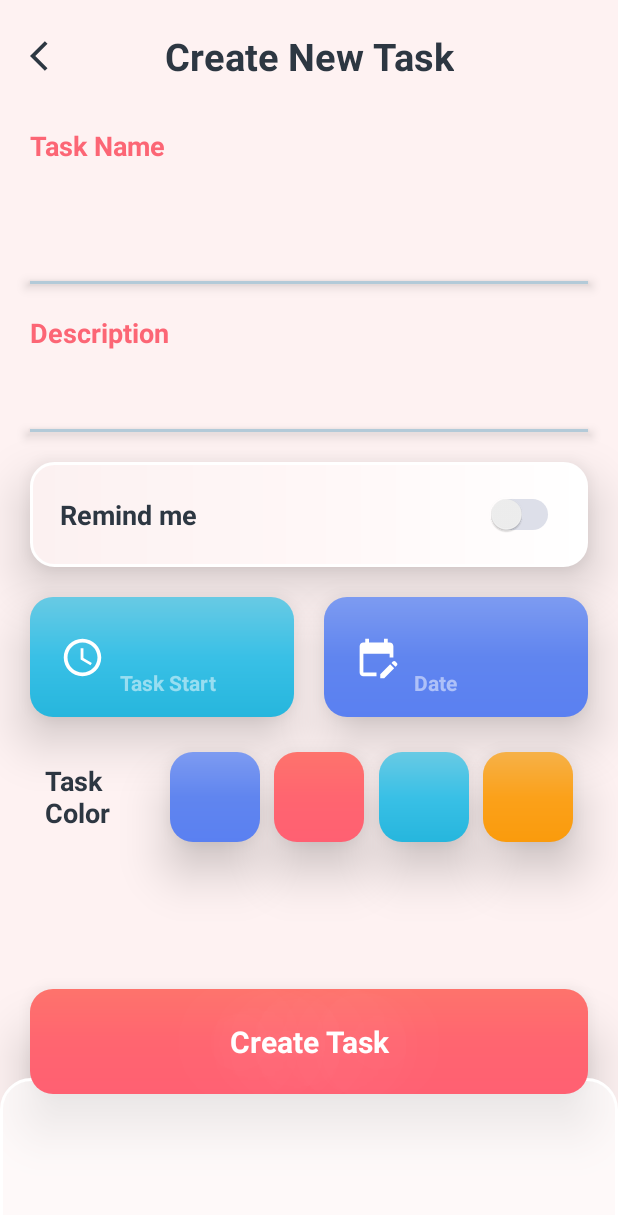
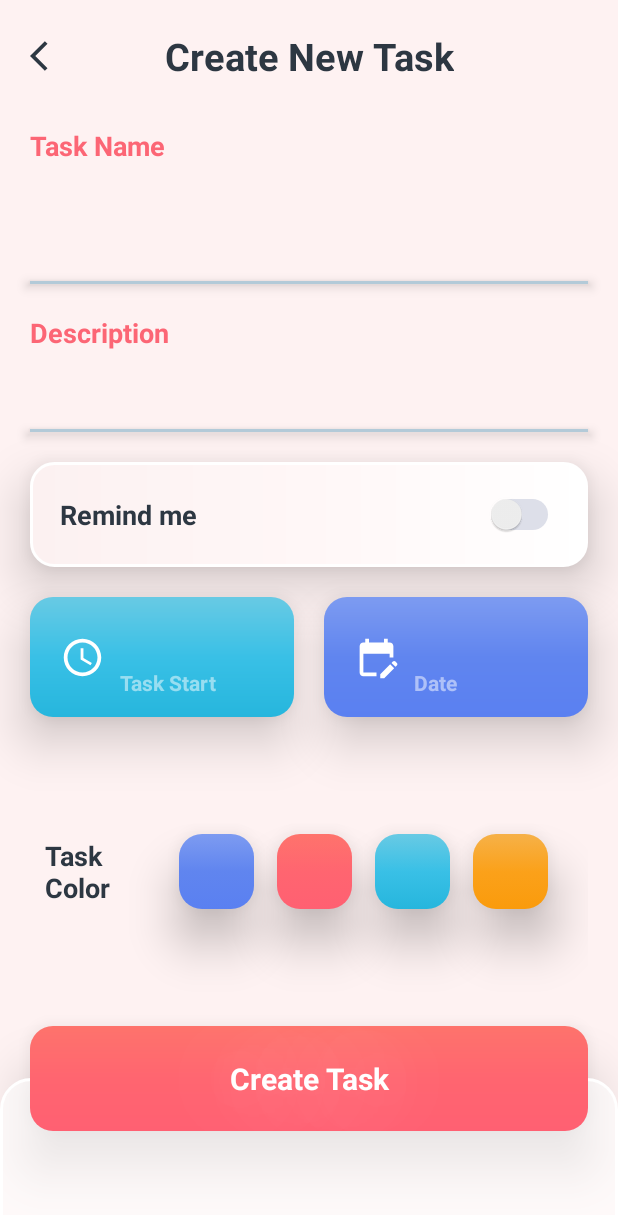
Before and after one commit to ArsTaroyan/Daily, an Android app: the CreateNewTaskFragment screen opened through its navigation route, on a phone screen of 412 x 824 dp. Shown: the top 1215 px of the screen. Run offline under Robolectric (Android 15) with nearby library versions, the phone set to English and light mode, and no system bars; our stand-ins replace Dagger/Hilt's generated code; 1 statement that could not run was skipped.

Commit message:
createNewTask

```diff
--- a/app/src/main/java/am/a_t/dailyapp/presentation/ui/createNewTask/CreateNewTaskFragment.kt
+++ b/app/src/main/java/am/a_t/dailyapp/presentation/ui/createNewTask/CreateNewTaskFragment.kt
@@ -1,12 +1,16 @@
 package am.a_t.dailyapp.presentation.ui.createNewTask
 
+import am.a_t.dailyapp.R
 import am.a_t.dailyapp.databinding.FragmentCreateNewTaskBinding
+import am.a_t.dailyapp.presentation.ui.mainFragment.MainViewModel
+import am.a_t.dailyapp.utils.ListColor
 import android.os.Bundle
 import android.view.LayoutInflater
 import android.view.View
 import android.view.ViewGroup
 import androidx.fragment.app.Fragment
 import androidx.fragment.app.viewModels
+import androidx.navigation.fragment.findNavController
 
 class CreateNewTaskFragment : Fragment() {
     private lateinit var binding: FragmentCreateNewTaskBinding
@@ -18,7 +22,39 @@ class CreateNewTaskFragment : Fragment() {
     ): View {
         binding = FragmentCreateNewTaskBinding.inflate(inflater, container, false)
 
+        initClickListeners()
         return binding.root
     }
 
+
+
+    private fun initClickListeners() {
+        with(binding) {
+            backNewTask.setOnClickListener {
+                findNavController().navigate(R.id.action_createNewTaskFragment_to_mainFragment)
+            }
+
+            var itemColor: ListColor? = null
+
+            colorPurpleTask.setOnClickListener {
+                itemColor = ListColor.PURPLE
+            }
+
+            colorRedTask.setOnClickListener {
+                itemColor = ListColor.RED
+            }
+
+            colorBlueTask.setOnClickListener {
+                itemColor = ListColor.BLUE
+            }
+
+            colorOrangeTask.setOnClickListener {
+                itemColor = ListColor.ORANGE
+            }
+
+            if (etTaskName.text.toString().isNotEmpty() && itemColor != null) {
+            }
+        }
+
+    }
 }
--- a/app/src/main/java/am/a_t/dailyapp/presentation/ui/mainFragment/MainFragment.kt
+++ b/app/src/main/java/am/a_t/dailyapp/presentation/ui/mainFragment/MainFragment.kt
@@ -1,5 +1,6 @@
 package am.a_t.dailyapp.presentation.ui.mainFragment
 
+import am.a_t.dailyapp.R
 import am.a_t.dailyapp.databinding.DialogNewListBinding
 import am.a_t.dailyapp.databinding.FragmentMainBinding
 import am.a_t.dailyapp.domain.module.Todo
@@ -9,12 +10,14 @@ import am.a_t.dailyapp.utils.ListColor
 import am.a_t.dailyapp.utils.ListType
 import android.app.AlertDialog
 import android.os.Bundle
+import android.util.Log
 import android.view.LayoutInflater
 import android.view.View
 import android.view.ViewGroup
 import androidx.fragment.app.Fragment
 import androidx.fragment.app.viewModels
 import androidx.lifecycle.lifecycleScope
+import androidx.navigation.fragment.findNavController
 import androidx.recyclerview.widget.LinearLayoutManager
 import dagger.hilt.android.AndroidEntryPoint
 import kotlinx.coroutines.flow.collectLatest
@@ -85,7 +88,6 @@ class MainFragment : Fragment() {
         }
     }
 
-
     private fun dialogButtonClickListeners(
         myDialog: DialogNewListBinding,
         alertDialog: AlertDialog
@@ -129,7 +131,6 @@ class MainFragment : Fragment() {
         }
     }
 
-
     private fun initAdapter(inflater: LayoutInflater, container: ViewGroup?) {
         todoAdapter = TodoAdapter(requireContext(), inflater, container, viewModel) {
 
@@ -152,7 +153,12 @@ class MainFragment : Fragment() {
     private fun initClickListeners(inflater: LayoutInflater, container: ViewGroup?) {
         with(binding) {
             btnLeft.setOnClickListener {
-                initDialog(inflater, container)
+                if (btnRight.text.toString() == ListType.TODOS.typeName) {
+                    initDialog(inflater, container)
+                } else {
+                    findNavController().navigate(R.id.action_mainFragment_to_createNewTaskFragment)
+
+                }
             }
 
             btnRight.setOnClickListener {
@@ -166,5 +172,4 @@ class MainFragment : Fragment() {
             }
         }
     }
-
 }
--- a/app/src/main/res/layout/dialog_delete.xml
+++ b/app/src/main/res/layout/dialog_delete.xml
@@ -46,7 +46,7 @@
         android:layout_width="@dimen/space_0"
         android:layout_height="@dimen/space_50"
         android:layout_marginHorizontal="@dimen/space_20"
-        android:layout_marginTop="@dimen/space_40"
+        android:layout_marginTop="@dimen/space_30"
         android:layout_marginBottom="@dimen/space_20"
         android:background="@drawable/btn_red"
         android:elevation="@dimen/space_5"
--- a/app/src/main/res/layout/dialog_new_list.xml
+++ b/app/src/main/res/layout/dialog_new_list.xml
@@ -95,7 +95,7 @@
             android:id="@+id/colorPurpleList"
             android:layout_width="@dimen/space_50"
             android:layout_height="@dimen/space_50"
-            android:layout_marginStart="@dimen/space_30"
+            android:layout_marginStart="@dimen/space_20"
             android:background="@drawable/radio_purple"
             android:button="@android:color/transparent"
             android:elevation="@dimen/space_5"
@@ -105,7 +105,7 @@
             android:id="@+id/colorRedList"
             android:layout_width="@dimen/space_50"
             android:layout_height="@dimen/space_50"
-            android:layout_marginStart="@dimen/space_20"
+            android:layout_marginStart="@dimen/space_15"
             android:background="@drawable/radio_red"
             android:button="@android:color/transparent"
             android:elevation="@dimen/space_5"
@@ -115,7 +115,7 @@
             android:id="@+id/colorBlueList"
             android:layout_width="@dimen/space_50"
             android:layout_height="@dimen/space_50"
-            android:layout_marginStart="@dimen/space_20"
+            android:layout_marginStart="@dimen/space_15"
             android:background="@drawable/radio_blue"
             android:button="@android:color/transparent"
             android:elevation="@dimen/space_5"
@@ -125,7 +125,7 @@
             android:id="@+id/colorOrangeList"
             android:layout_width="@dimen/space_50"
             android:layout_height="@dimen/space_50"
-            android:layout_marginStart="@dimen/space_20"
+            android:layout_marginStart="@dimen/space_15"
             android:background="@drawable/radio_orange"
             android:button="@android:color/transparent"
             android:elevation="@dimen/space_5"
--- a/app/src/main/res/layout/fragment_create_new_task.xml
+++ b/app/src/main/res/layout/fragment_create_new_task.xml
@@ -262,56 +262,61 @@
         android:textSize="@dimen/size_18"
         android:textStyle="bold"
         app:layout_constraintStart_toStartOf="@id/guideLineBegin"
-        app:layout_constraintTop_toBottomOf="@id/viewTime" />
+        app:layout_constraintTop_toBottomOf="@id/viewTime"
+        app:layout_constraintBottom_toTopOf="@id/btnCreateTask"/>
 
-    <View
+    <RadioGroup
+        android:layout_width="@dimen/space_0"
+        android:layout_height="@dimen/space_0"
+        android:gravity="center"
+        android:orientation="horizontal"
+        app:layout_constraintBottom_toTopOf="@id/btnCreateTask"
+        app:layout_constraintEnd_toStartOf="@id/guideLineEnd"
+        app:layout_constraintStart_toEndOf="@id/taskColor"
+        app:layout_constraintTop_toBottomOf="@id/viewDate">
+
+        <RadioButton
             android:id="@+id/colorPurpleTask"
-        android:layout_width="@dimen/space_60"
-        android:layout_height="@dimen/space_60"
-        android:layout_marginStart="@dimen/space_30"
-        android:background="@drawable/btn_purple"
+            android:layout_width="@dimen/space_50"
+            android:layout_height="@dimen/space_50"
+            android:layout_marginStart="@dimen/space_20"
+            android:background="@drawable/radio_purple"
+            android:button="@android:color/transparent"
             android:elevation="@dimen/space_5"
-        android:translationZ="@dimen/space_15"
-        app:layout_constraintBottom_toBottomOf="@id/taskColor"
-        app:layout_constraintEnd_toStartOf="@id/colorCoralTask"
-        app:layout_constraintStart_toEndOf="@id/taskColor"
-        app:layout_constraintTop_toTopOf="@id/taskColor" />
+            android:translationZ="@dimen/space_15" />
 
-    <View
-        android:id="@+id/colorCoralTask"
-        android:layout_width="@dimen/space_60"
-        android:layout_height="@dimen/space_60"
-        android:background="@drawable/btn_red"
+        <RadioButton
+            android:id="@+id/colorRedTask"
+            android:layout_width="@dimen/space_50"
+            android:layout_height="@dimen/space_50"
+            android:layout_marginStart="@dimen/space_15"
+            android:background="@drawable/radio_red"
+            android:button="@android:color/transparent"
             android:elevation="@dimen/space_5"
-        android:translationZ="@dimen/space_15"
-        app:layout_constraintBottom_toBottomOf="@id/taskColor"
-        app:layout_constraintEnd_toStartOf="@id/colorBlueTask"
-        app:layout_constraintStart_toEndOf="@id/colorPurpleTask"
-        app:layout_constraintTop_toTopOf="@id/taskColor" />
+            android:translationZ="@dimen/space_15" />
 
-    <View
+        <RadioButton
             android:id="@+id/colorBlueTask"
-        android:layout_width="@dimen/space_60"
-        android:layout_height="@dimen/space_60"
-        android:background="@drawable/btn_blue"
+            android:layout_width="@dimen/space_50"
+            android:layout_height="@dimen/space_50"
+            android:layout_marginStart="@dimen/space_15"
+            android:background="@drawable/radio_blue"
+            android:button="@android:color/transparent"
             android:elevation="@dimen/space_5"
-        android:translationZ="@dimen/space_15"
-        app:layout_constraintBottom_toBottomOf="@id/taskColor"
-        app:layout_constraintEnd_toStartOf="@id/colorOrangeTask"
-        app:layout_constraintStart_toEndOf="@id/colorCoralTask"
-        app:layout_constraintTop_toTopOf="@id/taskColor" />
+            android:translationZ="@dimen/space_15" />
 
-    <View
+        <RadioButton
             android:id="@+id/colorOrangeTask"
-        android:layout_width="@dimen/space_60"
-        android:layout_height="@dimen/space_60"
-        android:background="@drawable/btn_orange"
+            android:layout_width="@dimen/space_50"
+            android:layout_height="@dimen/space_50"
+            android:layout_marginStart="@dimen/space_15"
+            android:background="@drawable/radio_orange"
+            android:button="@android:color/transparent"
             android:elevation="@dimen/space_5"
-        android:translationZ="@dimen/space_15"
-        app:layout_constraintBottom_toBottomOf="@id/taskColor"
-        app:layout_constraintEnd_toEndOf="@id/guideLineEnd"
-        app:layout_constraintStart_toEndOf="@id/colorBlueTask"
-        app:layout_constraintTop_toTopOf="@id/taskColor" />
+            android:translationZ="@dimen/space_15" />
+
+    </RadioGroup>
+
 
     <View
         android:layout_width="@dimen/space_0"
```
Lines whose indentation alone changed are shown as unchanged.
